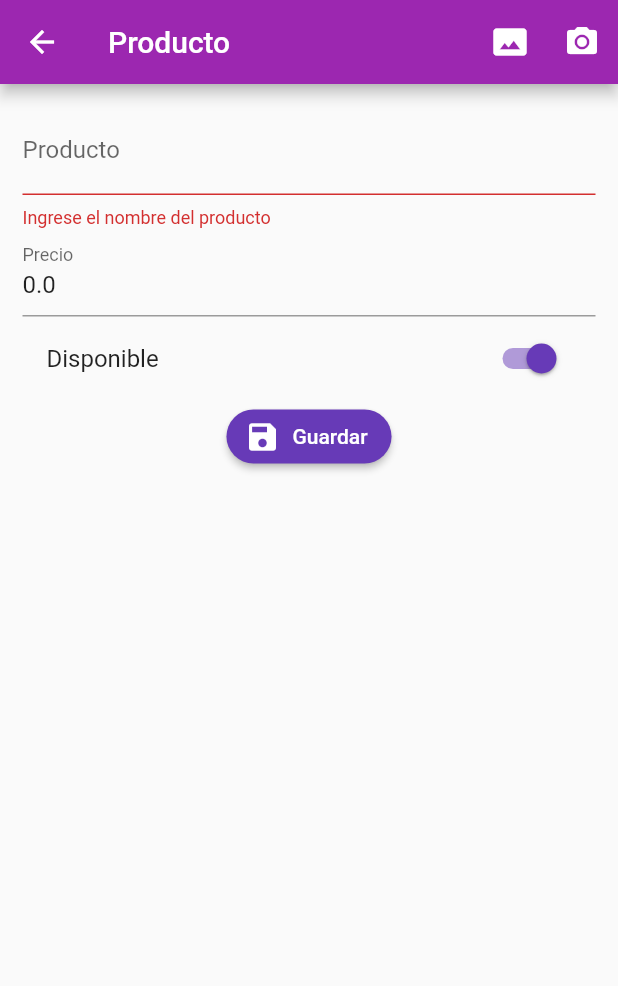
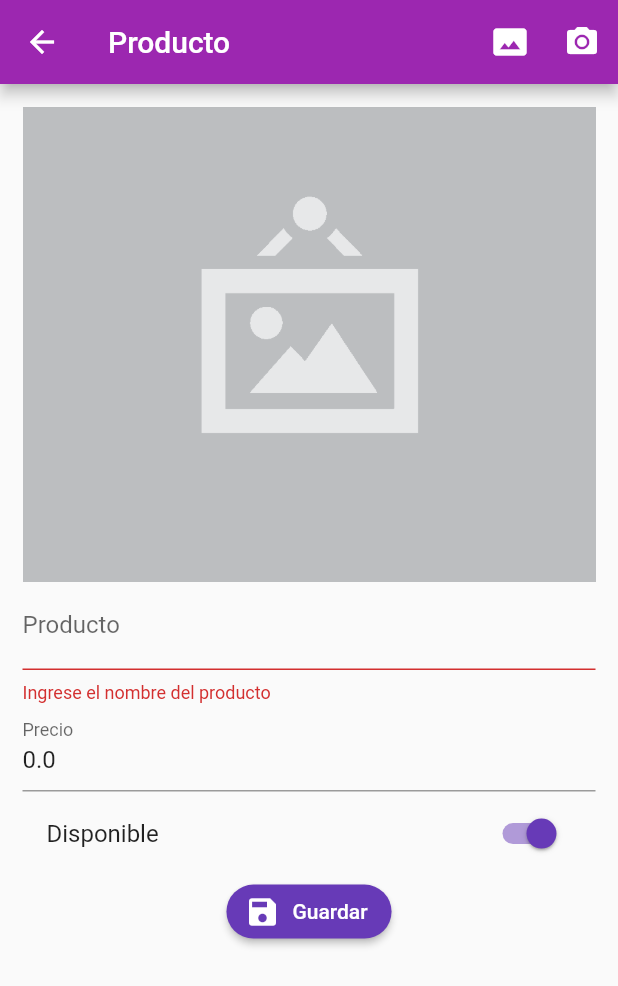
Before and after one commit to leoperez0782/formvalidation, a Flutter app: the ProductoPage screen opened by its route, after a tap on "Guardar", after a tap on the "photo size select actual" icon, on a phone screen of 412 x 824 dp. Shown: the top 986 px of the screen. Run offline on Flutter 3.47's test engine with Material 2 defaults, Android fonts, the phone set to English and light mode, and no system bars; our stand-ins replace image_picker, rxdart; missing offline and left inert: mime_type; network calls fail.

```diff
--- a/lib/main.dart
+++ b/lib/main.dart
@@ -13,7 +13,7 @@ class MyApp extends StatelessWidget {
       child: MaterialApp(
         debugShowCheckedModeBanner: false,
         title: 'Material App',
-        initialRoute: 'login',
+        initialRoute: 'home',
         routes: {
           'login': (BuildContext context) => LoginPage(),
           'home': (BuildContext context) => HomePage(),
--- a/lib/src/pages/producto_page.dart
+++ b/lib/src/pages/producto_page.dart
@@ -1,7 +1,10 @@
+import 'dart:io';
+
 import 'package:flutter/material.dart';
 import 'package:formvalidation/src/models/producto_model.dart';
 import 'package:formvalidation/src/providers/productos_provider.dart';
 import 'package:formvalidation/src/utils/utils.dart' as utils;
+import 'package:image_picker/image_picker.dart';
 
 class ProductoPage extends StatefulWidget {
   @override
@@ -15,6 +18,7 @@ class _ProductoPageState extends State<ProductoPage> {
   final productoProvider = ProductosProvider();
 
   bool _guardando = false;
+  File foto;
 
   @override
   Widget build(BuildContext context) {
@@ -30,11 +34,11 @@ class _ProductoPageState extends State<ProductoPage> {
         actions: [
           IconButton(
             icon: Icon(Icons.photo_size_select_actual),
-            onPressed: () {},
+            onPressed: _seleccionarFoto,
           ),
           IconButton(
             icon: Icon(Icons.camera_alt),
-            onPressed: () {},
+            onPressed: _tomarFoto,
           )
         ],
       ),
@@ -45,6 +49,7 @@ class _ProductoPageState extends State<ProductoPage> {
             key: formKey,
             child: Column(
               children: [
+                _mostrarFoto(),
                 _crearNombre(),
                 _crearPrecio(),
                 _crearDisponible(),
@@ -100,7 +105,7 @@ class _ProductoPageState extends State<ProductoPage> {
     );
   }
 
-  void _submit() {
+  void _submit() async {
     if (!formKey.currentState.validate()) return;
     formKey.currentState
         .save(); //Dispara el save de todos los textFields del form
@@ -108,6 +113,9 @@ class _ProductoPageState extends State<ProductoPage> {
     setState(() {
       _guardando = true;
     });
+    if (foto != null) {
+      producto.fotoUrl = await productoProvider.subirImagen(foto);
+    }
     if (producto.id == null) {
       productoProvider.crearProducto(producto);
     } else {
@@ -140,4 +148,43 @@ class _ProductoPageState extends State<ProductoPage> {
 
     scaffoldKey.currentState.showSnackBar(snackBar);
   }
+
+  void _tomarFoto() async {
+    _procesarImagen(ImageSource.camera);
+  }
+
+  void _seleccionarFoto() async {
+    _procesarImagen(ImageSource.gallery);
+  }
+
+  _procesarImagen(ImageSource origen) async {
+    foto = await ImagePicker.pickImage(source: origen);
+
+    if (foto != null) {
+      //limpieza
+    }
+
+    setState(() {});
+  }
+
+  Widget _mostrarFoto() {
+    if (producto.fotoUrl != null) {
+      //Todo: devolver imagen url
+      return Container();
+    } else {
+      // return Image(
+      //   image: AssetImage(foto?.path ?? 'assets/images/no-image.png'),
+      //   height: 300.0,
+      //   fit: BoxFit.cover,
+      // );
+      if (foto != null) {
+        return Image.file(
+          foto,
+          fit: BoxFit.cover,
+          height: 300.0,
+        );
+      }
+      return Image.asset('assets/images/no-image.png');
+    }
+  }
 }
```
Also changed, not shown: lib/src/providers/productos_provider.dart (+32 -0 lines), pubspec.yaml (+4 -4 lines), assets/images/jar-loading.gif (added), assets/images/no-image.png (added), pubspec.lock, 1 other file.
